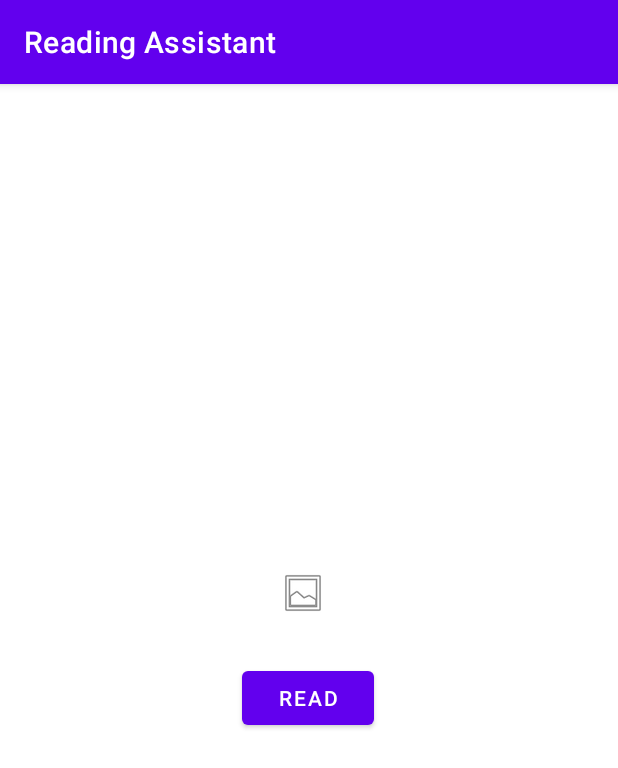
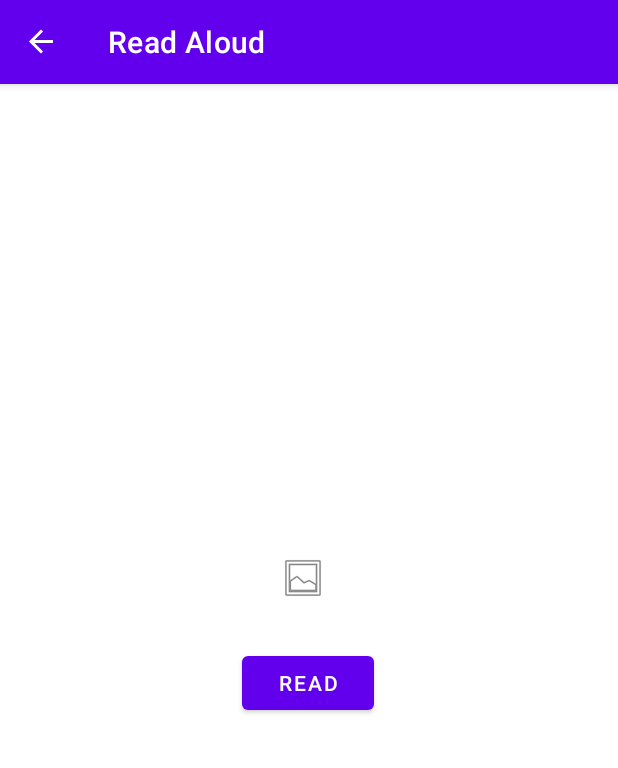
Before and after one commit to smanraj54/Reading_Assistant_Mobile_Application, an Android app: the ViewPictureFragment screen opened through its navigation route, on a phone screen of 412 x 824 dp. Shown: the top 768 px of the screen. Run offline under Robolectric (Android 15) with nearby library versions, the phone set to English and light mode, and no system bars; our stand-ins replace navigation-ui; libraries missing offline, so code that uses them is left out: com.google.mlkit.vision; 1 statement that could not run was skipped.

Commit message:
Fixed toolbar and back navigation

```diff
--- a/app/src/main/AndroidManifest.xml
+++ b/app/src/main/AndroidManifest.xml
@@ -19,10 +19,10 @@
         android:theme="@style/Theme.ReadingAssistant">
         <activity
             android:name=".MainActivity"
-            android:exported="true">
+            android:exported="true"
+            android:theme="@style/Theme.ReadingAssistant.NoActionBar">
             <intent-filter>
                 <action android:name="android.intent.action.MAIN" />
-
                 <category android:name="android.intent.category.LAUNCHER" />
             </intent-filter>
         </activity>
--- a/app/src/main/java/com/example/readingassistant/MainActivity.kt
+++ b/app/src/main/java/com/example/readingassistant/MainActivity.kt
@@ -2,10 +2,28 @@ package com.example.readingassistant
 
 import androidx.appcompat.app.AppCompatActivity
 import android.os.Bundle
+import androidx.navigation.findNavController
+import androidx.navigation.ui.AppBarConfiguration
+import androidx.navigation.ui.navigateUp
+import androidx.navigation.ui.setupActionBarWithNavController
 
 class MainActivity : AppCompatActivity() {
+
+    private lateinit var appBarConfiguration: AppBarConfiguration
+
     override fun onCreate(savedInstanceState: Bundle?) {
         super.onCreate(savedInstanceState)
         setContentView(R.layout.activity_main)
+
+        setSupportActionBar(findViewById(R.id.toolbar))
+        val navController = findNavController(R.id.fragment_container_view)
+        appBarConfiguration = AppBarConfiguration(navController.graph)
+        setupActionBarWithNavController(navController, appBarConfiguration)
+    }
+
+    override fun onSupportNavigateUp(): Boolean {
+        val navController = findNavController(R.id.fragment_container_view)
+        return navController.navigateUp(appBarConfiguration)
+                || super.onSupportNavigateUp()
     }
 }
--- a/app/src/main/java/com/example/readingassistant/fragments/MediaPlayerFragment.kt
+++ b/app/src/main/java/com/example/readingassistant/fragments/MediaPlayerFragment.kt
@@ -265,4 +265,5 @@ class MediaPlayerFragment : Fragment() {
         playButton.isVisible = false
         pauseButton.isVisible = true
     }
+
 }
--- a/app/src/main/java/com/example/readingassistant/fragments/ViewPictureFragment.kt
+++ b/app/src/main/java/com/example/readingassistant/fragments/ViewPictureFragment.kt
@@ -150,13 +150,15 @@ class ViewPictureFragment : Fragment() {
                     }
 
                     override fun onDone(utteranceId: String) {
-                        val bundle = Bundle()
-                        bundle.putString("text",text)
-                        bundle.putString("title","Image text")
-                        bundle.putString("audioPath",path)
+                        activity?.runOnUiThread {
+                            val bundle = Bundle()
+                            bundle.putString("text", text)
+                            bundle.putString("title", "Image text")
+                            bundle.putString("audioPath", path)
 
-                        setFragmentResult("mediaPlayerDocument",bundle)
-                        findNavController().navigate(R.id.action_viewPictureFragment_to_mediaPlayerFragment)
+                            setFragmentResult("mediaPlayerDocument", bundle)
+                            findNavController().navigate(R.id.action_viewPictureFragment_to_mediaPlayerFragment)
+                        }
                     }
 
                     override fun onError(utteranceId: String) {
--- a/app/src/main/res/layout/activity_main.xml
+++ b/app/src/main/res/layout/activity_main.xml
@@ -1,19 +1,36 @@
 <?xml version="1.0" encoding="utf-8"?>
-<androidx.constraintlayout.widget.ConstraintLayout xmlns:android="http://schemas.android.com/apk/res/android"
+<androidx.coordinatorlayout.widget.CoordinatorLayout xmlns:android="http://schemas.android.com/apk/res/android"
     xmlns:app="http://schemas.android.com/apk/res-auto"
     xmlns:tools="http://schemas.android.com/tools"
     android:layout_width="match_parent"
     android:layout_height="match_parent"
     tools:context=".MainActivity">
 
+        <com.google.android.material.appbar.AppBarLayout
+            android:layout_width="match_parent"
+            android:layout_height="wrap_content"
+            android:theme="@style/Theme.ReadingAssistant.AppBarOverlay">
+
+        <androidx.appcompat.widget.Toolbar
+            android:id="@+id/toolbar"
+            android:layout_width="match_parent"
+            android:layout_height="?attr/actionBarSize"
+            android:background="?attr/colorPrimary"
+            app:popupTheme="@style/Theme.ReadingAssistant.PopupOverlay" />
+
+        </com.google.android.material.appbar.AppBarLayout>
         <androidx.fragment.app.FragmentContainerView
-            android:id="@+id/fragment_container_view"
-            android:name="androidx.navigation.fragment.NavHostFragment"
-            app:defaultNavHost="true"
-            app:navGraph="@navigation/nav_graph"
             android:layout_width="match_parent"
-            android:layout_height="match_parent">
-
+            android:layout_height="match_parent"
+            android:layout_marginTop="?actionBarSize">
+                <fragment
+                    android:id="@+id/fragment_container_view"
+                    android:name="androidx.navigation.fragment.NavHostFragment"
+                    android:layout_width="match_parent"
+                    android:layout_height="match_parent"
+                    app:defaultNavHost="true"
+                    app:navGraph="@navigation/nav_graph" />
         </androidx.fragment.app.FragmentContainerView>
 
-</androidx.constraintlayout.widget.ConstraintLayout>
+
+</androidx.coordinatorlayout.widget.CoordinatorLayout>
--- a/app/src/main/res/layout/fragment_view_picture.xml
+++ b/app/src/main/res/layout/fragment_view_picture.xml
@@ -22,7 +22,7 @@
         android:id="@+id/imageView"
         android:layout_width="wrap_content"
         android:layout_height="wrap_content"
-        android:layout_marginTop="60dp"
+        android:layout_marginTop="40dp"
         android:layout_marginBottom="150dp"
         android:src="@android:drawable/ic_menu_gallery"
         app:layout_constraintBottom_toBottomOf="parent"
--- a/app/src/main/res/navigation/nav_graph.xml
+++ b/app/src/main/res/navigation/nav_graph.xml
@@ -12,16 +12,19 @@
     <fragment
         android:id="@+id/chooseInputMethodFragment"
         android:name="com.example.readingassistant.fragments.ChooseInputMethodFragment"
-        android:label="fragment_choose_input_method"
+        android:label="@string/media_player_fragment_label"
         tools:layout="@layout/fragment_choose_input_method" >
         <action
             android:id="@+id/action_chooseInputMethodFragment_to_viewPictureFragment"
             app:destination="@id/viewPictureFragment" />
+        <action
+            android:id="@+id/action_chooseInputMethodFragment_to_mainMenuFragment"
+            app:destination="@id/mainMenuFragment"/>
     </fragment>
     <fragment
         android:id="@+id/mainMenuFragment"
         android:name="com.example.readingassistant.fragments.MainMenuFragment"
-        android:label="fragment_main_menu3"
+        android:label="@string/main_menu_fragment_label"
         tools:layout="@layout/fragment_main_menu3" >
         <action
             android:id="@+id/action_mainMenuFragment_to_chooseInputMethodFragment3"
@@ -30,11 +33,16 @@
     <fragment
         android:id="@+id/viewPictureFragment"
         android:name="com.example.readingassistant.fragments.ViewPictureFragment"
-        android:label="fragment_view_picture"
+        android:label="@string/media_player_fragment_label"
         tools:layout="@layout/fragment_view_picture">
         <action
             android:id="@+id/action_viewPictureFragment_to_mediaPlayerFragment"
-            app:destination="@id/mediaPlayerFragment"/>
+            app:destination="@id/mediaPlayerFragment"
+            app:popUpTo="@+id/viewPictureFragment"
+            app:popUpToInclusive="true"/>
+        <action
+            android:id="@+id/action_viewPictureFragment_to_chooseInputMethodFragment"
+            app:destination="@id/chooseInputMethodFragment"/>
     </fragment>
     <fragment
         android:id="@+id/mediaPlayerFragment"
@@ -43,16 +51,24 @@
         tools:layout="@layout/fragment_media_player">
         <action
             android:id="@+id/action_mediaPlayerFragment_to_chooseInputMethodFragment"
-            app:destination="@id/chooseInputMethodFragment"/>
+            app:destination="@id/chooseInputMethodFragment" />
     </fragment>
     <fragment
         android:id="@+id/cameraFragment"
         android:name="com.example.readingassistant.fragments.CameraFragment"
-        android:label="fragment_camera"
-        tools:layout="@layout/fragment_camera" />
+        android:label="@string/camera_fragment_label"
+        tools:layout="@layout/fragment_camera">
+        <action
+            android:id="@+id/action_cameraFragment_to_chooseInputMethodFragment"
+            app:destination="@id/chooseInputMethodFragment"/>
+    </fragment>
     <fragment
         android:id="@+id/magnificationCameraFragment"
         android:name="com.example.readingassistant.fragments.MagnificationCameraFragment"
-        android:label="fragment_magnification_camera"
-        tools:layout="@layout/fragment_magnification_camera" />
+        android:label="@string/magnifier_fragment_label"
+        tools:layout="@layout/fragment_magnification_camera" >
+        <action
+            android:id="@+id/action_magnificationCameraFragment_to_mainMenuFragment"
+            app:destination="@id/mainMenuFragment"/>
+    </fragment>
 </navigation>
--- a/app/src/main/res/values/strings.xml
+++ b/app/src/main/res/values/strings.xml
@@ -2,15 +2,14 @@
     <string name="app_name">Reading Assistant</string>
     <string name="no_title">No title</string>
     <string name="no_text">No text available</string>
-    <!-- TODO: Remove or change this placeholder text -->
-    <string name="title_activity_example">ExampleActivity</string>
-    <!-- Strings used for fragments for navigation -->
-    <string name="tts_fragment_label">TTS Fragment</string>
-    <string name="media_player_fragment_label">Read Aloud</string>
     <string name="min_label">min</string>
     <string name="max_label">max</string>
     <string name="speed_label">x%.2f</string>
     <string name="ocr_progress">processing text</string>
     <string name="tts_progress">preparing audio</string>
-
+    <!-- Strings used for fragments for navigation -->
+    <string name="media_player_fragment_label">Read Aloud</string>
+    <string name="main_menu_fragment_label">Main Menu</string>
+    <string name="camera_fragment_label">Camera</string>
+    <string name="magnifier_fragment_label">Magnifier</string>
 </resources>
```
